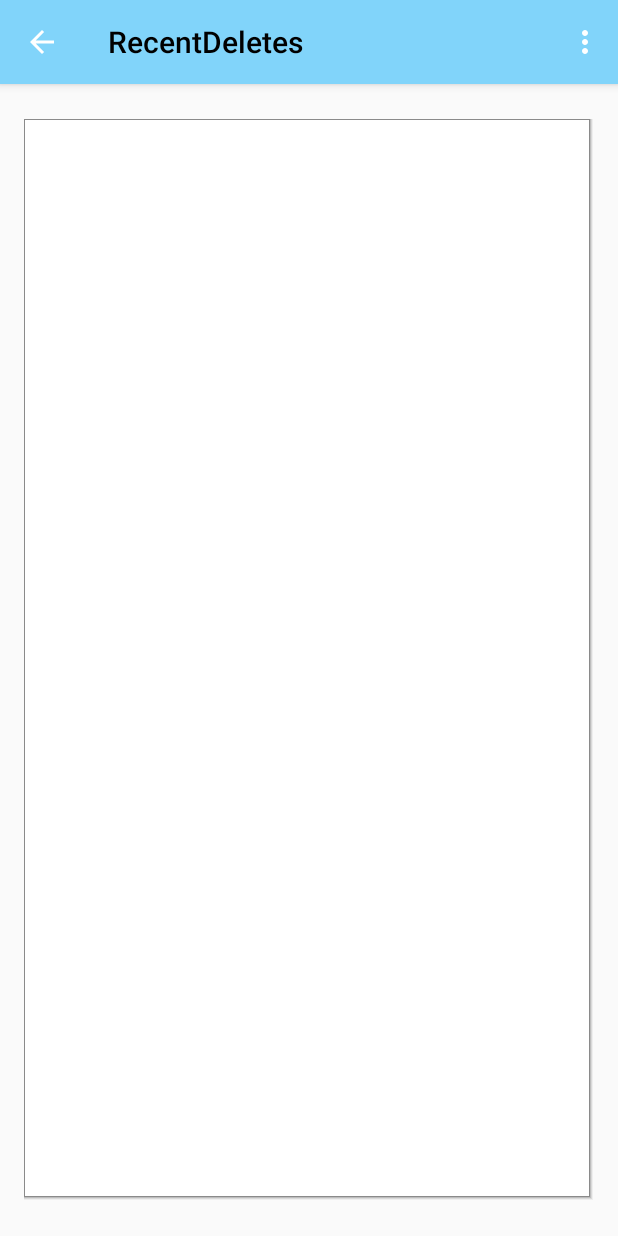
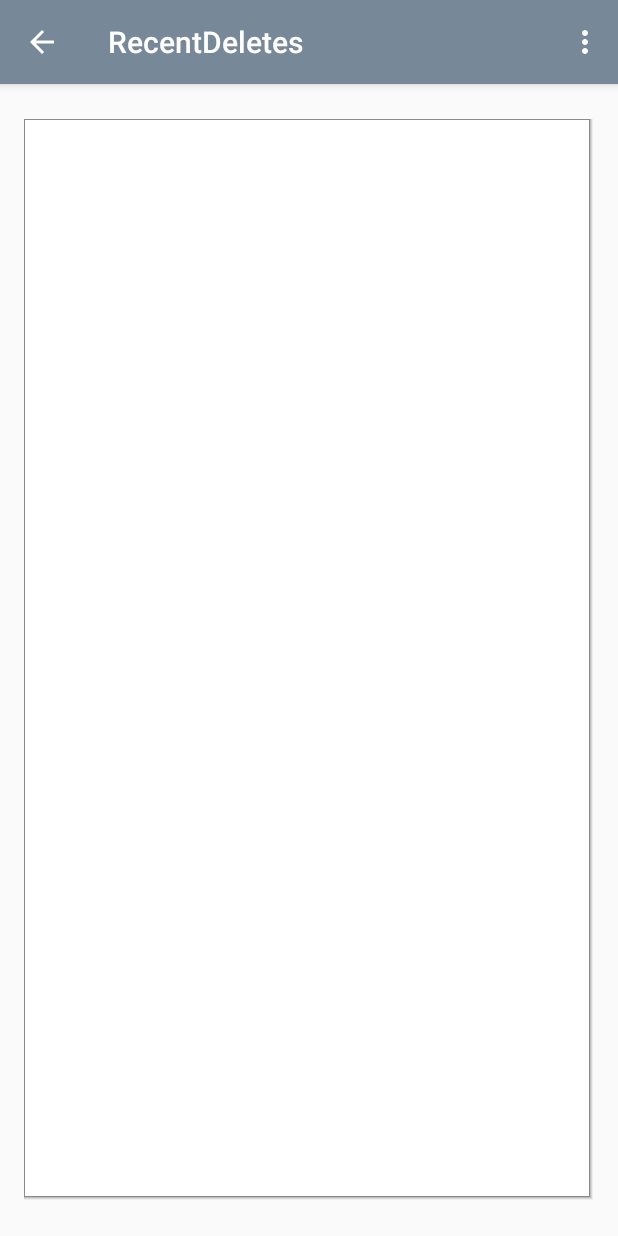
Before and after one commit to zisean/CarbonContact-SCC-Group1, an Android app: the RecentDeletes screen opened directly, with no data from a screen before it, on a phone screen of 412 x 824 dp. Run offline under Robolectric (Android 15) with nearby library versions, the phone set to English and light mode, and no system bars.

Commit message:
change appbar colour to grey colour

```diff
--- a/app/src/main/res/values-v21/colors.xml
+++ b/app/src/main/res/values-v21/colors.xml
@@ -1,9 +1,9 @@
 <?xml version="1.0" encoding="utf-8"?>
 <resources>
-    <color name="colorPrimary">#81d4fa</color>
-    <color name="colorPrimaryDark">#03a9f4</color>
+    <color name="colorPrimary">#778899</color>
+    <color name="colorPrimaryDark">#696969</color>
     <color name="colorAccent">#FF5722</color>
     <color name="green">#8bc34a</color>
     <color name="orange">#F08C35</color>
     <color name="background">#FFFFEBED</color>
-</resources>
+    </resources>
--- a/app/src/main/res/values-v21/styles.xml
+++ b/app/src/main/res/values-v21/styles.xml
@@ -5,4 +5,6 @@
         <item name="android:windowDrawsSystemBarBackgrounds">true</item>
         <item name="android:statusBarColor">@android:color/transparent</item>
     </style>
+
+
 </resources>
--- a/app/src/main/res/values/colors.xml
+++ b/app/src/main/res/values/colors.xml
@@ -1,8 +1,8 @@
 <?xml version="1.0" encoding="utf-8"?>
 <resources>
-    <color name="colorPrimary">#81d4fa</color>
-    <color name="colorPrimaryDark">#03a9f4</color>
-    <color name="colorAccent">#FF5722</color>
+    <color name="colorPrimary">#778899</color>
+    <color name="colorPrimaryDark">#778899</color>
+    <color name="colorAccent">#778899</color>
     <color name="green">#8bc34a</color>
     <color name="orange">#F08C35</color>
     <color name="background">#FFFFEBED</color>
--- a/app/src/main/res/values/styles.xml
+++ b/app/src/main/res/values/styles.xml
@@ -11,8 +11,8 @@
     </style>
 
     <style name="DarkText" parent="Theme.AppCompat.NoActionBar">
-        <item name="android:textColor">#000000</item>
-        <item name="android:textColorSecondary">#000</item>
+        <item name="android:textColor">#ffffff</item>
+        <item name="android:textColorSecondary">#ffffff</item>
     </style>
 
     <style name="MyActionBar" parent="@style/Widget.AppCompat.ActionBar.Solid">
@@ -20,7 +20,7 @@
     </style>
 
     <style name="MyTitleTextStyle" parent="@style/TextAppearance.AppCompat.Widget.ActionBar.Title">
-        <item name="android:textColor">#000000</item>
+        <item name="android:textColor">#ffffff</item>
     </style>
 
     <style name="AppTheme.NoActionBar">
```
Also changed, not shown: 2 other files.
